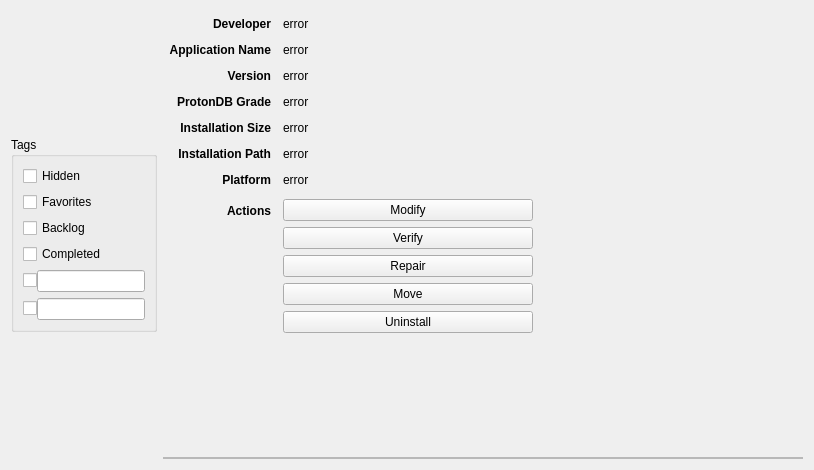
Old version of the form rare/ui/components/tabs/games/game_info/details.ui in the repository RareDevs/Rare.
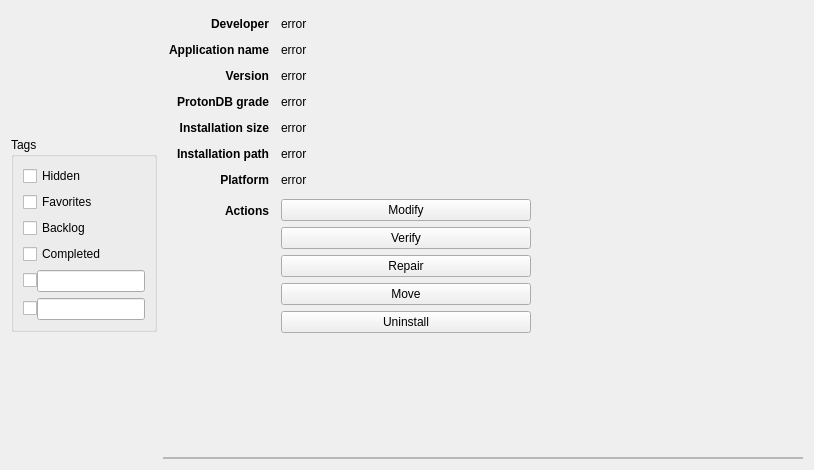
New version of the form.

Commit message: GameDetails: Fix form growth policy

The edit to the form file:
```diff
--- a/rare/ui/components/tabs/games/game_info/details.ui
+++ b/rare/ui/components/tabs/games/game_info/details.ui
@@ -92,7 +92,7 @@
         <enum>QLayout::SetFixedSize</enum>
        </property>
        <property name="fieldGrowthPolicy">
-        <enum>QFormLayout::FieldsStayAtSizeHint</enum>
+        <enum>QFormLayout::AllNonFixedFieldsGrow</enum>
        </property>
        <property name="labelAlignment">
         <set>Qt::AlignRight|Qt::AlignTrailing|Qt::AlignVCenter</set>
@@ -162,7 +162,7 @@
           </font>
          </property>
          <property name="text">
-          <string>Application Name</string>
+          <string>Application name</string>
          </property>
          <property name="alignment">
           <set>Qt::AlignRight|Qt::AlignTrailing|Qt::AlignVCenter</set>
@@ -226,7 +226,7 @@
           </font>
          </property>
          <property name="text">
-          <string>ProtonDB Grade</string>
+          <string>ProtonDB grade</string>
          </property>
          <property name="alignment">
           <set>Qt::AlignRight|Qt::AlignTrailing|Qt::AlignVCenter</set>
@@ -261,7 +261,7 @@
           </font>
          </property>
          <property name="text">
-          <string>Installation Size</string>
+          <string>Installation size</string>
          </property>
          <property name="alignment">
           <set>Qt::AlignRight|Qt::AlignTrailing|Qt::AlignVCenter</set>
@@ -293,7 +293,7 @@
           </font>
          </property>
          <property name="text">
-          <string>Installation Path</string>
+          <string>Installation path</string>
          </property>
          <property name="alignment">
           <set>Qt::AlignRight|Qt::AlignTrailing|Qt::AlignVCenter</set>
```
The commit also changes 3 other files.
